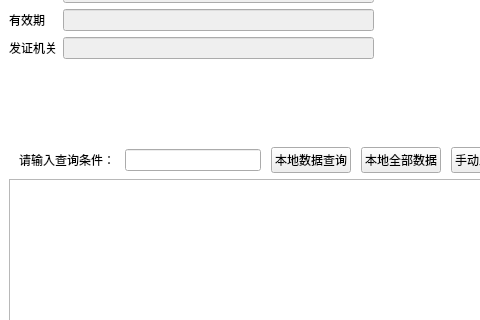
This is views/personManagementUi.ui in jamesandjim/wisdom_site as Qt 5 draws it before an edit; both pictures show x 0 to 480 and y 189 to 509 of the 1171 by 797 pixel window. The edited form follows.
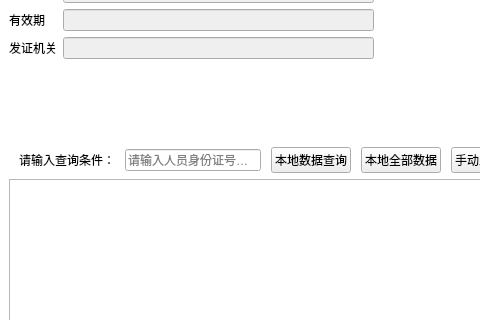
This is the edited form.

Diff of the .ui file:
```diff
--- a/views/personManagementUi.ui
+++ b/views/personManagementUi.ui
@@ -542,6 +542,9 @@
             <property name="alignment">
              <set>Qt::AlignLeading|Qt::AlignLeft|Qt::AlignVCenter</set>
             </property>
+            <property name="placeholderText">
+             <string>请输入人员身份证号或姓名</string>
+            </property>
            </widget>
           </item>
           <item>
```
